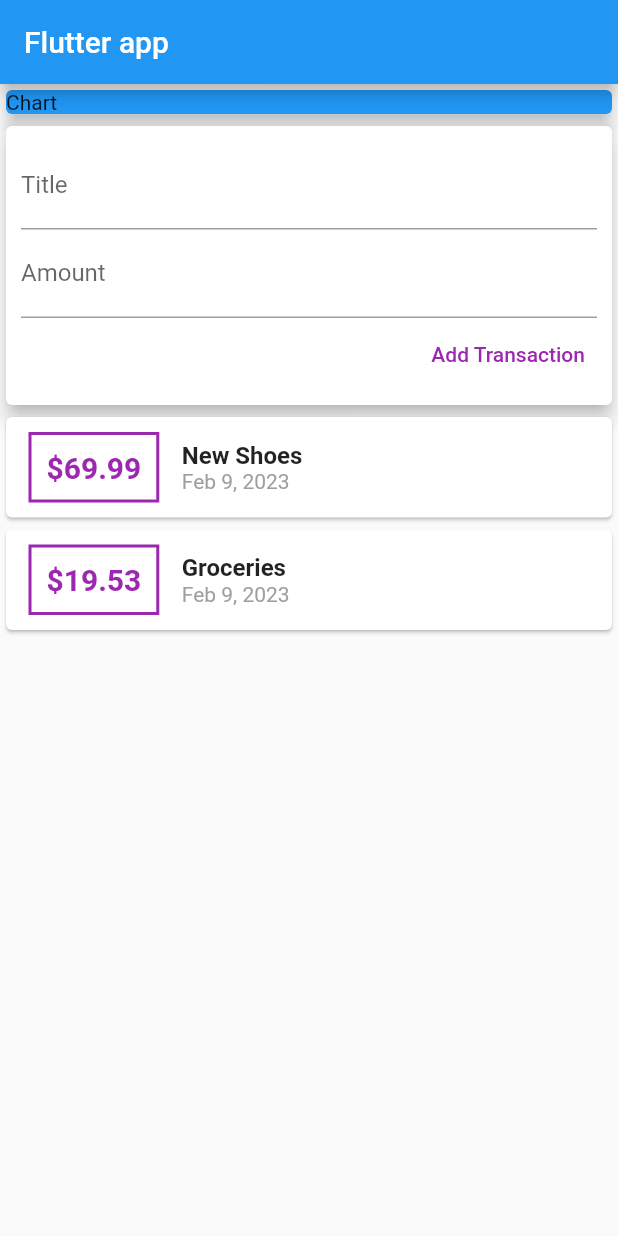
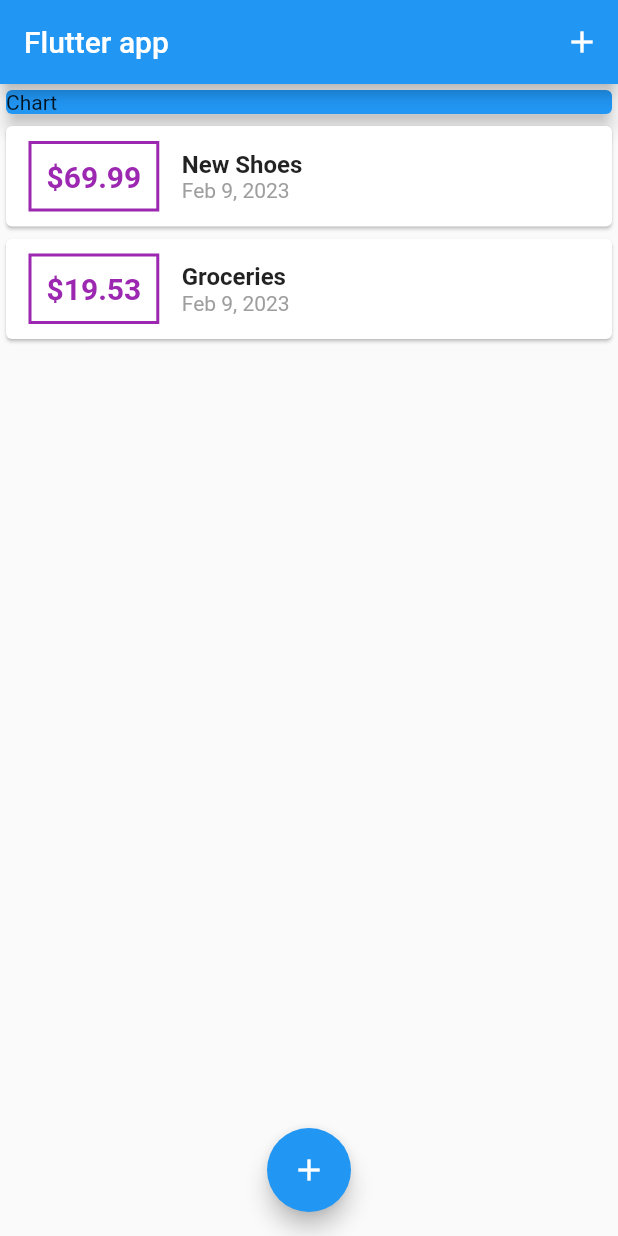
Before and after one commit to krzysztofpodmokly/budget_app_flutter, a Flutter app: the screen it shows after launch, on a phone screen of 412 x 824 dp. Run offline on Flutter 3.47's test engine with Material 2 defaults, Android fonts, the phone set to English and light mode, and no system bars.

Commit message:
Fixing bug regarding adding new transaction

```diff
--- a/lib/main.dart
+++ b/lib/main.dart
@@ -1,6 +1,9 @@
+import 'package:budget_app/widgets/transaction_list.dart';
 import 'package:flutter/material.dart';
 
-import './widgets/user_transactions.dart';
+import './widgets/transaction_list.dart';
+import './widgets/new_transaction.dart';
+import './models/transaction.dart';
 
 void main() {
   runApp(MyApp());
@@ -16,15 +19,64 @@ class MyApp extends StatelessWidget {
   }
 }
 
-class MyHomePage extends StatelessWidget {
-  final titleController = TextEditingController();
-  final amountController = TextEditingController();
+class MyHomePage extends StatefulWidget {
+  @override
+  State<MyHomePage> createState() => _MyHomePageState();
+}
+
+class _MyHomePageState extends State<MyHomePage> {
+  final List<Transaction> _userTransactions = [
+    Transaction(
+      id: 't1',
+      title: 'New Shoes',
+      amount: 69.99,
+      date: DateTime.now(),
+    ),
+    Transaction(
+      id: 't2',
+      title: 'Groceries',
+      amount: 19.53,
+      date: DateTime.now(),
+    ),
+  ];
+
+  void _addNewTransaction(String txTitle, double txAmount) {
+    final newTx = Transaction(
+      title: txTitle,
+      amount: txAmount,
+      date: DateTime.now(),
+      id: DateTime.now().toString(),
+    );
+
+    setState(() {
+      _userTransactions.add(newTx);
+    });
+  }
+
+  void _startAddNewTransaction(BuildContext ctx) {
+    showModalBottomSheet(
+      context: ctx,
+      builder: (_) {
+        return GestureDetector(
+          onTap: () {},
+          child: NewTransaction(_addNewTransaction),
+          behavior: HitTestBehavior.opaque,
+        );
+      },
+    );
+  }
 
   @override
   Widget build(BuildContext context) {
     return Scaffold(
       appBar: AppBar(
         title: Text('Flutter app'),
+        actions: [
+          IconButton(
+            onPressed: () => _startAddNewTransaction(context),
+            icon: Icon(Icons.add),
+          ),
+        ],
       ),
       body: SingleChildScrollView(
         child: Column(
@@ -39,9 +91,14 @@ class MyHomePage extends StatelessWidget {
                 elevation: 5,
               ),
             ),
-            UserTransactions()
+            TransactionList(_userTransactions)
           ],
         ),
+      ),
+      floatingActionButtonLocation: FloatingActionButtonLocation.centerFloat,
+      floatingActionButton: FloatingActionButton(
+        child: Icon(Icons.add),
+        onPressed: () => _startAddNewTransaction(context),
       ),
     );
   }
--- a/lib/widgets/new_transaction.dart
+++ b/lib/widgets/new_transaction.dart
@@ -1,22 +1,33 @@
 import 'package:flutter/material.dart';
 
-class NewTransaction extends StatelessWidget {
-  final titleController = TextEditingController();
-  final amountController = TextEditingController();
+class NewTransaction extends StatefulWidget {
   final Function addTransaction;
 
   NewTransaction(this.addTransaction);
+
+  @override
+  State<NewTransaction> createState() => _NewTransactionState();
+}
+
+class _NewTransactionState extends State<NewTransaction> {
+  final titleController = TextEditingController();
+
+  final amountController = TextEditingController();
 
   void submitData() {
     final enteredTitle = titleController.text;
     final enteredAmount = double.parse(amountController.text);
 
-    if (enteredAmount <= 0 || enteredTitle.isEmpty) return;
+    if (enteredAmount <= 0 || enteredTitle.isEmpty) {
+      return;
+    }
 
-    addTransaction(
+    widget.addTransaction(
       enteredTitle,
       enteredAmount,
     );
+
+    Navigator.of(context).pop();
   }
 
   @override
--- a/lib/widgets/user_transactions.dart
+++ /dev/null
@@ -1,52 +0,0 @@
-import 'package:flutter/material.dart';
-
-import './new_transaction.dart';
-import './transaction_list.dart';
-import '../models/transaction.dart';
-
-class UserTransactions extends StatefulWidget {
-  const UserTransactions({super.key});
-
-  @override
-  State<UserTransactions> createState() => _UserTransactionsState();
-}
-
-class _UserTransactionsState extends State<UserTransactions> {
-  final List<Transaction> _userTransactions = [
-    Transaction(
-      id: 't1',
-      title: 'New Shoes',
-      amount: 69.99,
-      date: DateTime.now(),
-    ),
-    Transaction(
-      id: 't2',
-      title: 'Groceries',
-      amount: 19.53,
-      date: DateTime.now(),
-    ),
-  ];
-
-  void _addNewTransaction(String txTitle, double txAmount) {
-    final newTx = Transaction(
-      title: txTitle,
-      amount: txAmount,
-      date: DateTime.now(),
-      id: DateTime.now().toString(),
-    );
-
-    setState(() {
-      _userTransactions.add(newTx);
-    });
-  }
-
-  @override
-  Widget build(BuildContext context) {
-    return Column(
-      children: [
-        NewTransaction(_addNewTransaction),
-        TransactionList(_userTransactions),
-      ],
-    );
-  }
-}
```
